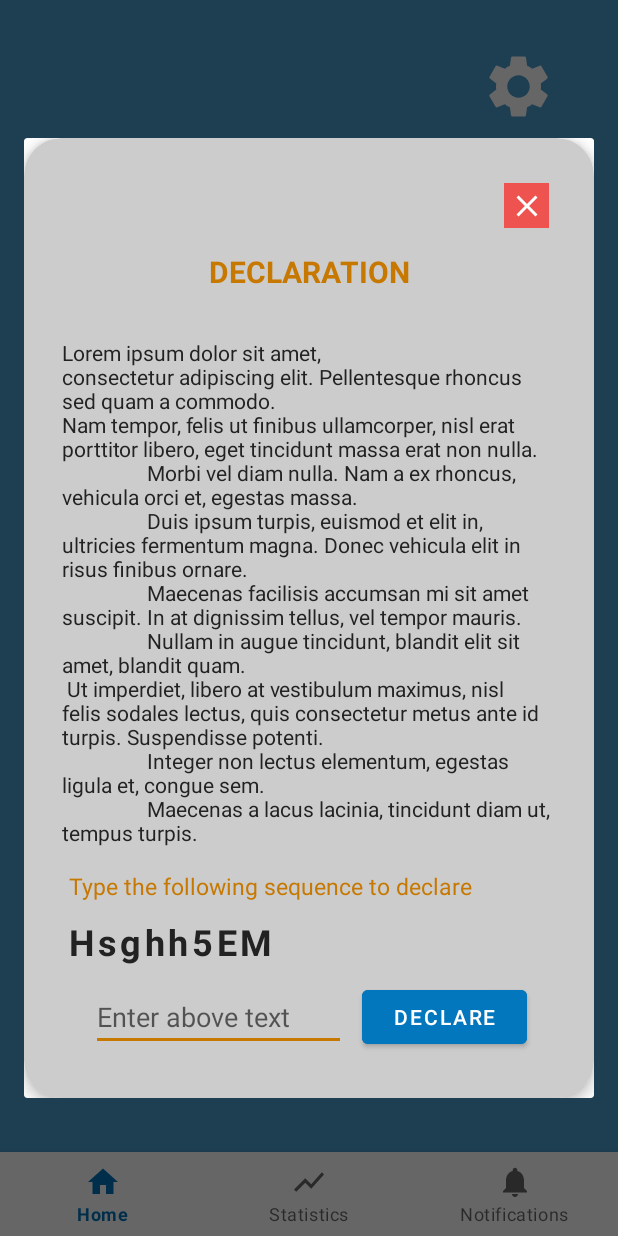
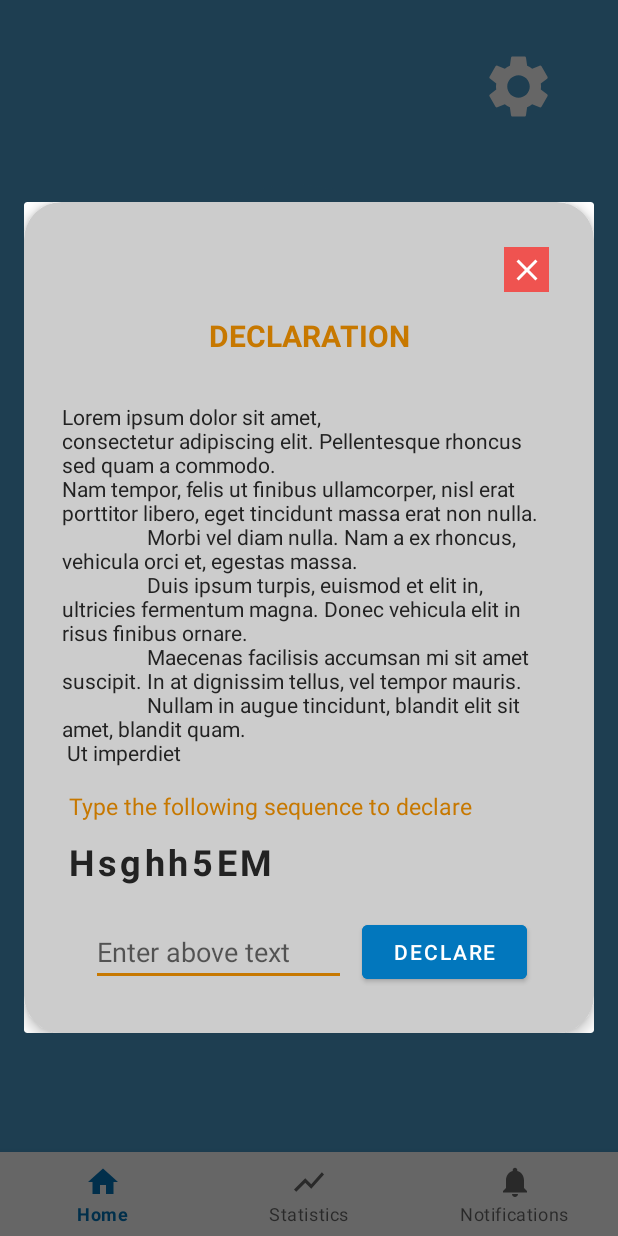
Before and after one commit to SasinduDilshara/Social-Distance-Reminder, an Android app: the HomeFragment screen opened directly, with no data from a screen before it, after a tap on "DECLARE PATIENT", on a phone screen of 412 x 824 dp. Run offline under Robolectric (Android 15) with nearby library versions, the phone set to English and light mode, and no system bars; our stand-ins replace Firebase (no records; nobody signed in at launch, a user with empty details on screens opened directly), data binding, navigation-ui; libraries missing offline, so code that uses them is left out: pub.devrel.easypermissions; 1 statement that could not run was skipped; 2 other taps on this screen came first.

Commit message:
UI issues fixed

```diff
--- a/Social_DIstance_Reminder/app/src/main/res/layout/popup_declaration.xml
+++ b/Social_DIstance_Reminder/app/src/main/res/layout/popup_declaration.xml
@@ -53,9 +53,7 @@
                 Duis ipsum turpis, euismod et elit in, ultricies fermentum magna. Donec vehicula elit in risus finibus ornare. \n
                 Maecenas facilisis accumsan mi sit amet suscipit. In at dignissim tellus, vel tempor mauris. \n
                 Nullam in augue tincidunt, blandit elit sit amet, blandit quam.
-                \n Ut imperdiet, libero at vestibulum maximus, nisl felis sodales lectus, quis consectetur metus ante id turpis. Suspendisse potenti.\n
-                Integer non lectus elementum, egestas ligula et, congue sem. \n
-                Maecenas a lacus lacinia, tincidunt diam ut, tempus turpis." />
+                \n Ut imperdiet" />
 
             <TextView
                 android:layout_marginStart="20dp"
@@ -79,7 +77,7 @@
                 />
 
             <LinearLayout
-                android:layout_marginTop="10dp"
+                android:layout_marginTop="20dp"
                 android:layout_marginBottom="20dp"
                 android:layout_width="match_parent"
                 android:layout_height="wrap_content"
```
Also changed, not shown: Social_DIstance_Reminder/app/src/main/java/com/example/social_distance_reminder/helper/NotificationHelper.java (+4 -4 lines).
